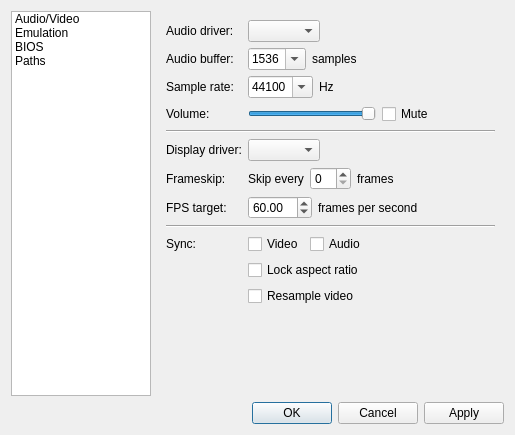
Above: Libretro/mgba/src/platform/qt/SettingsView.ui from kiddreads/Avalon-copy2 before the change. Below: the same form after it.
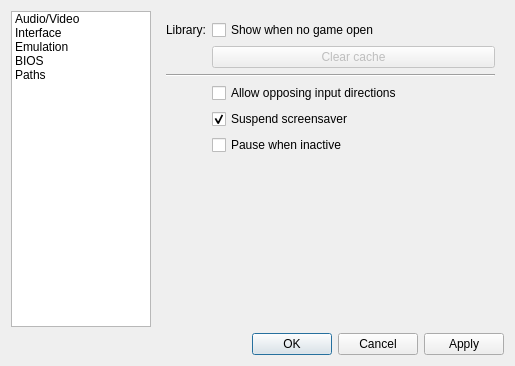
That is the form after the change.

Commit message: Qt: Begin library view

Patch:
```diff
--- a/Libretro/mgba/src/platform/qt/SettingsView.ui
+++ b/Libretro/mgba/src/platform/qt/SettingsView.ui
@@ -45,6 +45,11 @@
        <string>Audio/Video</string>
       </property>
      </item>
+     <item>
+      <property name="text">
+       <string>Interface</string>
+      </property>
+     </item>
      <item>
       <property name="text">
        <string>Emulation</string>
@@ -72,7 +77,7 @@
    <item row="1" column="1">
     <widget class="QStackedWidget" name="stackedWidget">
      <property name="currentIndex">
-      <number>0</number>
+      <number>1</number>
      </property>
      <widget class="QWidget" name="av">
       <layout class="QFormLayout" name="formLayout">
@@ -384,6 +389,65 @@
        </item>
       </layout>
      </widget>
+     <widget class="QWidget" name="interface_2">
+      <layout class="QFormLayout" name="formLayout_4">
+       <item row="3" column="1">
+        <widget class="QCheckBox" name="allowOpposingDirections">
+         <property name="text">
+          <string>Allow opposing input directions</string>
+         </property>
+        </widget>
+       </item>
+       <item row="4" column="1">
+        <widget class="QCheckBox" name="suspendScreensaver">
+         <property name="text">
+          <string>Suspend screensaver</string>
+         </property>
+         <property name="checked">
+          <bool>true</bool>
+         </property>
+        </widget>
+       </item>
+       <item row="5" column="1">
+        <widget class="QCheckBox" name="pauseOnFocusLost">
+         <property name="text">
+          <string>Pause when inactive</string>
+         </property>
+        </widget>
+       </item>
+       <item row="0" column="0">
+        <widget class="QLabel" name="label_6">
+         <property name="text">
+          <string>Library:</string>
+         </property>
+        </widget>
+       </item>
+       <item row="0" column="1">
+        <widget class="QCheckBox" name="showLibrary">
+         <property name="text">
+          <string>Show when no game open</string>
+         </property>
+        </widget>
+       </item>
+       <item row="2" column="0" colspan="2">
+        <widget class="Line" name="line_8">
+         <property name="orientation">
+          <enum>Qt::Horizontal</enum>
+         </property>
+        </widget>
+       </item>
+       <item row="1" column="1">
+        <widget class="QPushButton" name="clearCache">
+         <property name="enabled">
+          <bool>false</bool>
+         </property>
+         <property name="text">
+          <string>Clear cache</string>
+         </property>
+        </widget>
+       </item>
+      </layout>
+     </widget>
      <widget class="QWidget" name="emulation">
       <layout class="QFormLayout" name="formLayout_2">
        <property name="fieldGrowthPolicy">
@@ -478,38 +542,14 @@
          </property>
         </widget>
        </item>
-       <item row="5" column="1">
-        <widget class="QCheckBox" name="allowOpposingDirections">
-         <property name="text">
-          <string>Allow opposing input directions</string>
-         </property>
-        </widget>
-       </item>
-       <item row="6" column="1">
-        <widget class="QCheckBox" name="suspendScreensaver">
-         <property name="text">
-          <string>Suspend screensaver</string>
-         </property>
-         <property name="checked">
-          <bool>true</bool>
-         </property>
-        </widget>
-       </item>
-       <item row="7" column="1">
-        <widget class="QCheckBox" name="pauseOnFocusLost">
-         <property name="text">
-          <string>Pause when inactive</string>
-         </property>
-        </widget>
-       </item>
-       <item row="8" column="0">
+       <item row="5" column="0">
         <widget class="QLabel" name="label_15">
          <property name="text">
           <string>Idle loops:</string>
          </property>
         </widget>
        </item>
-       <item row="8" column="1">
+       <item row="5" column="1">
         <widget class="QComboBox" name="idleOptimization">
          <item>
           <property name="text">
@@ -528,21 +568,21 @@
          </item>
         </widget>
        </item>
-       <item row="9" column="0" colspan="2">
+       <item row="6" column="0" colspan="2">
         <widget class="Line" name="line_2">
          <property name="orientation">
           <enum>Qt::Horizontal</enum>
          </property>
         </widget>
        </item>
-       <item row="10" column="0">
+       <item row="7" column="0">
         <widget class="QLabel" name="label_24">
          <property name="text">
           <string>Savestate extra data:</string>
          </property>
         </widget>
        </item>
-       <item row="10" column="1">
+       <item row="7" column="1">
         <widget class="QCheckBox" name="saveStateScreenshot">
          <property name="text">
           <string>Screenshot</string>
@@ -552,7 +592,7 @@
          </property>
         </widget>
        </item>
-       <item row="11" column="1">
+       <item row="8" column="1">
         <widget class="QCheckBox" name="saveStateSave">
          <property name="text">
           <string>Save data</string>
@@ -562,7 +602,7 @@
          </property>
         </widget>
        </item>
-       <item row="12" column="1">
+       <item row="9" column="1">
         <widget class="QCheckBox" name="saveStateCheats">
          <property name="text">
           <string>Cheat codes</string>
@@ -572,14 +612,14 @@
          </property>
         </widget>
        </item>
-       <item row="13" column="0">
+       <item row="11" column="0">
         <widget class="QLabel" name="label_25">
          <property name="text">
           <string>Load extra data:</string>
          </property>
         </widget>
        </item>
-       <item row="13" column="1">
+       <item row="11" column="1">
         <widget class="QCheckBox" name="loadStateScreenshot">
          <property name="text">
           <string>Screenshot</string>
@@ -589,20 +629,27 @@
          </property>
         </widget>
        </item>
-       <item row="14" column="1">
+       <item row="12" column="1">
         <widget class="QCheckBox" name="loadStateSave">
          <property name="text">
           <string>Save data</string>
          </property>
         </widget>
        </item>
-       <item row="15" column="1">
+       <item row="13" column="1">
         <widget class="QCheckBox" name="loadStateCheats">
          <property name="text">
           <string>Cheat codes</string>
          </property>
         </widget>
        </item>
+       <item row="10" column="0" colspan="2">
+        <widget class="Line" name="line_9">
+         <property name="orientation">
+          <enum>Qt::Horizontal</enum>
+         </property>
+        </widget>
+       </item>
       </layout>
      </widget>
      <widget class="QWidget" name="bios">
```
The commit also changes 14 other files.
